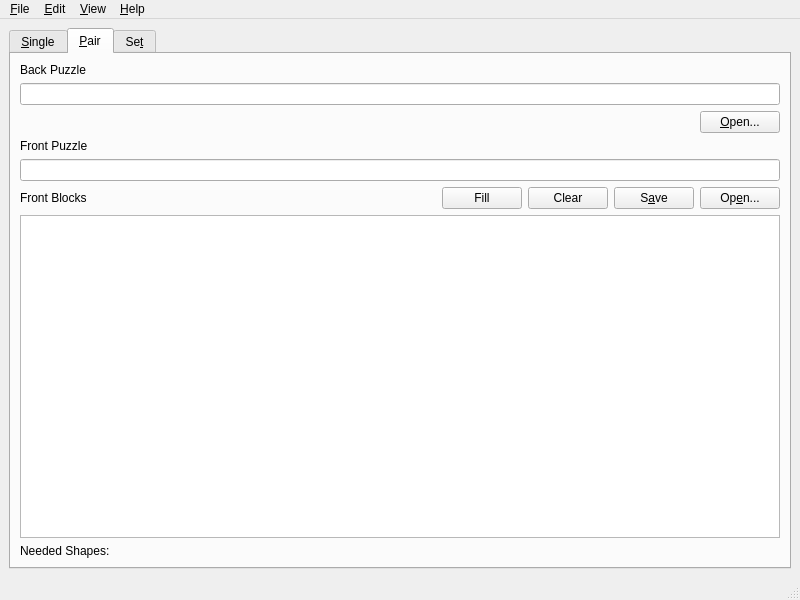
The window that four_letter_blocks/main_window.ui (donkirkby/four-letter-blocks) describes before a commit, drawn with Qt 5.
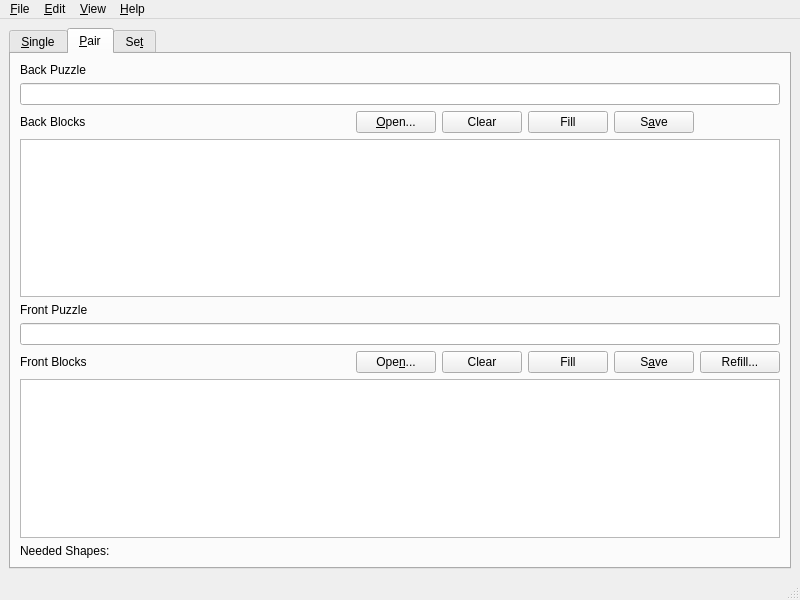
The same window after the commit. The open tabs and pages were chosen to show the change. Custom widgets are drawn as their Qt base class.

Commit message: Fill front and back in background thread, for #26.

Patch:
```diff
--- a/four_letter_blocks/main_window.ui
+++ b/four_letter_blocks/main_window.ui
@@ -94,14 +94,24 @@
         <string>&amp;Pair</string>
        </attribute>
        <layout class="QGridLayout" name="gridLayout_2">
-        <item row="2" column="0">
-         <widget class="QLabel" name="back_label">
+        <item row="9" column="3">
+         <widget class="QPushButton" name="front_clear_button">
           <property name="text">
-           <string>Back Puzzle</string>
+           <string>Clear</string>
           </property>
          </widget>
         </item>
-        <item row="5" column="0">
+        <item row="12" column="0" colspan="7">
+         <widget class="QPlainTextEdit" name="front_blocks_text"/>
+        </item>
+        <item row="9" column="2">
+         <widget class="QPushButton" name="front_open_button">
+          <property name="text">
+           <string>Ope&amp;n...</string>
+          </property>
+         </widget>
+        </item>
+        <item row="5" column="1">
          <spacer name="horizontal_spacer">
           <property name="orientation">
            <enum>Qt::Horizontal</enum>
@@ -114,69 +124,76 @@
           </property>
          </spacer>
         </item>
-        <item row="12" column="0" colspan="5">
+        <item row="3" column="0" colspan="7">
+         <widget class="QLineEdit" name="back_name">
+          <property name="focusPolicy">
+           <enum>Qt::ClickFocus</enum>
+          </property>
+          <property name="readOnly">
+           <bool>true</bool>
+          </property>
+         </widget>
+        </item>
+        <item row="5" column="0">
+         <widget class="QLabel" name="back_blocks_label">
+          <property name="text">
+           <string>Back Blocks</string>
+          </property>
+         </widget>
+        </item>
+        <item row="6" column="0" colspan="7">
+         <widget class="QPlainTextEdit" name="back_blocks_text"/>
+        </item>
+        <item row="9" column="0">
+         <widget class="QLabel" name="front_blocks_label">
+          <property name="text">
+           <string>Front Blocks</string>
+          </property>
+         </widget>
+        </item>
+        <item row="13" column="0" colspan="7">
          <widget class="QLabel" name="needed_shapes_label">
           <property name="text">
            <string>Needed Shapes:</string>
           </property>
          </widget>
         </item>
-        <item row="8" column="1">
-         <widget class="QPushButton" name="front_fill_button">
-          <property name="text">
-           <string>Fill</string>
-          </property>
-         </widget>
-        </item>
-        <item row="5" column="4">
+        <item row="5" column="2">
          <widget class="QPushButton" name="back_open_button">
           <property name="text">
            <string>&amp;Open...</string>
           </property>
          </widget>
         </item>
-        <item row="3" column="0" colspan="5">
-         <widget class="QLineEdit" name="back_name">
-          <property name="focusPolicy">
-           <enum>Qt::ClickFocus</enum>
-          </property>
-          <property name="readOnly">
-           <bool>true</bool>
-          </property>
-         </widget>
-        </item>
-        <item row="8" column="4">
-         <widget class="QPushButton" name="front_open_button">
-          <property name="text">
-           <string>Op&amp;en...</string>
-          </property>
-         </widget>
-        </item>
-        <item row="11" column="0" colspan="5">
-         <widget class="QPlainTextEdit" name="front_blocks_text"/>
-        </item>
-        <item row="8" column="2">
-         <widget class="QPushButton" name="front_clear_button">
+        <item row="5" column="3">
+         <widget class="QPushButton" name="back_clear_button">
           <property name="text">
            <string>Clear</string>
           </property>
          </widget>
         </item>
-        <item row="8" column="0">
-         <widget class="QLabel" name="front_blocks_label">
-          <property name="text">
-           <string>Front Blocks</string>
-          </property>
-         </widget>
-        </item>
-        <item row="6" column="0">
+        <item row="7" column="0">
          <widget class="QLabel" name="front_label">
           <property name="text">
            <string>Front Puzzle</string>
           </property>
          </widget>
         </item>
-        <item row="7" column="0" colspan="5">
+        <item row="9" column="4">
+         <widget class="QPushButton" name="front_fill_button">
+          <property name="text">
+           <string>Fill</string>
+          </property>
+         </widget>
+        </item>
+        <item row="2" column="0">
+         <widget class="QLabel" name="back_label">
+          <property name="text">
+           <string>Back Puzzle</string>
+          </property>
+         </widget>
+        </item>
+        <item row="8" column="0" colspan="7">
          <widget class="QLineEdit" name="front_name">
           <property name="focusPolicy">
            <enum>Qt::ClickFocus</enum>
@@ -186,13 +203,34 @@
           </property>
          </widget>
         </item>
-        <item row="8" column="3">
+        <item row="9" column="5">
          <widget class="QPushButton" name="front_save_button">
           <property name="text">
            <string>S&amp;ave</string>
           </property>
          </widget>
         </item>
+        <item row="9" column="6">
+         <widget class="QPushButton" name="front_refill_button">
+          <property name="text">
+           <string>Refill...</string>
+          </property>
+         </widget>
+        </item>
+        <item row="5" column="4">
+         <widget class="QPushButton" name="back_fill_button">
+          <property name="text">
+           <string>Fill</string>
+          </property>
+         </widget>
+        </item>
+        <item row="5" column="5">
+         <widget class="QPushButton" name="back_save_button">
+          <property name="text">
+           <string>S&amp;ave</string>
+          </property>
+         </widget>
+        </item>
        </layout>
       </widget>
       <widget class="QWidget" name="set_tab">
```
Left out of the diff: 17 changed lines with no effect on the pictures. The commit also changes 11 other files.
